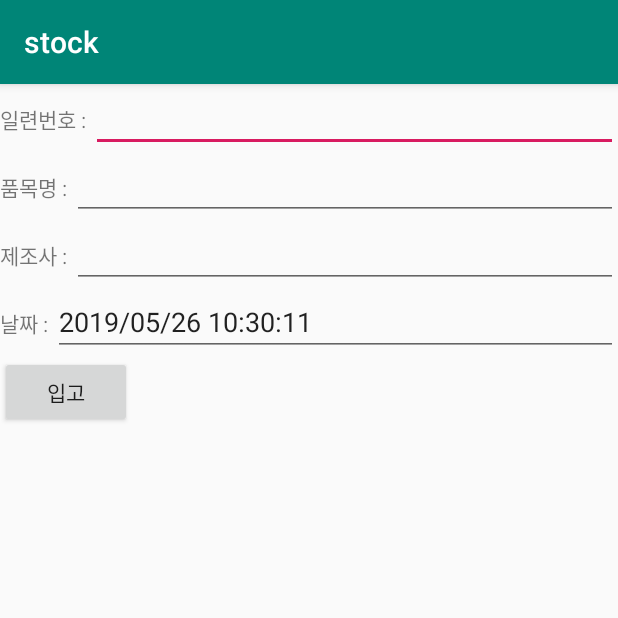
After one commit to doozi316/stock, an Android app: the AddActivity screen opened directly, with no data from a screen before it, on a phone screen of 412 x 824 dp, the top half of it. The commit adds this screen. Run offline under Robolectric (Android 15) with nearby library versions, the phone set to English and light mode, and no system bars; our stand-ins replace Volley; network calls fail; 1 statement that could not run was skipped.

Commit message:
입고 페이지 및 클래스 생성

```diff
--- a/app/src/main/AndroidManifest.xml
+++ b/app/src/main/AndroidManifest.xml
@@ -32,6 +32,7 @@
         <activity android:name=".CustomScannerActivity"></activity>
         <activity android:name=".ScanActivity"></activity>
         <activity android:name=".ManagementActivity"></activity>
+        <activity android:name=".AddActivity"></activity>
     </application>
 
 </manifest>
--- /dev/null
+++ b/app/src/main/java/com/example/ijangmin/stock/AddActivity.java
@@ -0,0 +1,128 @@
+package com.example.ijangmin.stock;
+
+import android.content.Intent;
+import android.os.Bundle;
+import android.support.annotation.Nullable;
+import android.support.v7.app.AlertDialog;
+import android.support.v7.app.AppCompatActivity;
+import android.view.View;
+import android.widget.Button;
+import android.widget.EditText;
+import android.widget.Toast;
+
+import com.android.volley.RequestQueue;
+import com.android.volley.Response;
+import com.android.volley.toolbox.Volley;
+
+import org.json.JSONException;
+import org.json.JSONObject;
+
+import java.sql.Date;
+import java.text.SimpleDateFormat;
+
+/**
+ * Created by user on 2019-05-26.
+ */
+
+public class AddActivity extends AppCompatActivity {
+
+    // 현재시간을 msec 으로 구한다.
+    long now = System.currentTimeMillis();
+    // 현재시간을 date 변수에 저장한다.
+    Date date = new Date(now);
+    // 시간을 나타냇 포맷을 정한다 ( yyyy/MM/dd 같은 형태로 변형 가능 )
+    SimpleDateFormat sdfNow = new SimpleDateFormat("yyyy/MM/dd HH:mm:ss");
+    // nowDate 변수에 값을 저장한다.
+    String formatDate = sdfNow.format(date);
+
+
+
+    protected void onCreate(@Nullable Bundle savedInstanceState) {
+        super.onCreate(savedInstanceState);
+        setContentView(R.layout.activity_add);
+
+        final EditText pNum =(EditText)findViewById(R.id.pNum);
+        final EditText setDate = (EditText)findViewById(R.id.setDate);
+        final EditText pName = (EditText)findViewById(R.id.pName);
+        final EditText pManu = (EditText)findViewById(R.id.pManu);
+        Button addBtn = (Button)findViewById(R.id.addBtn);
+        setDate.setText(formatDate);
+
+        Intent intent2 = getIntent();
+
+        String re = intent2.getExtras().getString("re");
+        pNum.setText(re);
+
+        addBtn.setOnClickListener(new View.OnClickListener() {
+            @Override
+            public void onClick(View view) {
+                String productNum = pNum.getText().toString();
+                String productName = pName.getText().toString();
+                String productManu = pManu.getText().toString();
+                String productDate = setDate.getText().toString();
+
+
+                //4. 콜백 처리부분(volley 사용을 위한 ResponseListener 구현 부분)
+                Response.Listener<String> responseListener = new Response.Listener<String>(){
+
+                    //서버로부터 여기서 데이터를 받음
+                    @Override
+                    public void onResponse(String response) {
+                        try {
+                            //서버로부터 받는 데이터는 JSON타입의 객체이다.
+                            JSONObject jsonResponse = new JSONObject(response);
+                            //그중 Key값이 "success"인 것을 가져온다.
+                            boolean success = jsonResponse.getBoolean("success");
+
+                            //저장 성공시 success값이 true임
+                            if(success){
+
+                                Toast.makeText(getApplicationContext(), "success", Toast.LENGTH_SHORT).show();
+
+                                //알림상자를 만들어서 보여줌
+                                AlertDialog.Builder builder = new AlertDialog.Builder(AddActivity.this);
+                                builder.setMessage("Add success!!")
+                                        .setPositiveButton("ok", null)
+                                        .create()
+                                        .show();
+
+                                //그리고 첫화면으로 돌아감
+                                Intent intent = new Intent(AddActivity.this, MainActivity.class);
+                               AddActivity.this.startActivity(intent);
+
+                            }
+                            //저장 실패시 success값이 false임
+                            else{
+                                Toast.makeText(getApplicationContext(), "fail", Toast.LENGTH_SHORT).show();
+
+                                //알림상자를 만들어서 보여줌
+                                AlertDialog.Builder builder = new AlertDialog.Builder(AddActivity.this);
+                                builder.setMessage("Add fail!!")
+                                        .setNegativeButton("ok", null)
+                                        .create()
+                                        .show();
+
+                            }
+
+                        }catch(JSONException e){
+                            e.printStackTrace();
+                        }
+
+                    }
+                };//responseListener 끝
+
+                //volley 사용법
+                //1. RequestObject를 생성한다. 이때 서버로부터 데이터를 받을 responseListener를 반드시 넘겨준다.
+                AddRequest addRequest = new AddRequest(productName, productNum, productManu, productDate, responseListener);
+                //2. RequestQueue를 생성한다.
+                RequestQueue queue = Volley.newRequestQueue(AddActivity.this);
+                //3. RequestQueue에 RequestObject를 넘겨준다.
+                queue.add(addRequest);
+
+            }
+        });
+    }
+
+
+
+}
--- /dev/null
+++ b/app/src/main/res/layout/activity_add.xml
@@ -0,0 +1,74 @@
+<?xml version="1.0" encoding="utf-8"?>
+<LinearLayout
+    xmlns:android="http://schemas.android.com/apk/res/android" android:layout_width="match_parent"
+    android:layout_height="match_parent"
+    android:orientation="vertical">
+
+    <LinearLayout
+        android:layout_width="match_parent"
+        android:layout_height="wrap_content"
+        >
+
+    <TextView
+        android:layout_width="wrap_content"
+        android:layout_height="wrap_content"
+        android:text="일련번호 : "/>
+
+    <EditText
+        android:layout_width="match_parent"
+        android:layout_height="wrap_content"
+        android:id="@+id/pNum"/>
+    </LinearLayout>
+
+    <LinearLayout
+        android:layout_width="match_parent"
+        android:layout_height="wrap_content"
+        >
+
+        <TextView
+            android:layout_width="wrap_content"
+            android:layout_height="wrap_content"
+            android:text="품목명 : "/>
+
+        <EditText
+            android:layout_width="match_parent"
+            android:layout_height="wrap_content"
+            android:id="@+id/pName"/>
+    </LinearLayout>
+    <LinearLayout
+        android:layout_width="match_parent"
+        android:layout_height="wrap_content"
+        >
+
+        <TextView
+            android:layout_width="wrap_content"
+            android:layout_height="wrap_content"
+            android:text="제조사 : "/>
+
+        <EditText
+            android:layout_width="match_parent"
+            android:layout_height="wrap_content"
+            android:id="@+id/pManu"/>
+    </LinearLayout>
+    <LinearLayout
+        android:layout_width="match_parent"
+        android:layout_height="wrap_content"
+        >
+
+        <TextView
+            android:layout_width="wrap_content"
+            android:layout_height="wrap_content"
+            android:text="날짜 : "/>
+
+        <EditText
+            android:layout_width="match_parent"
+            android:layout_height="wrap_content"
+            android:id="@+id/setDate"/>
+    </LinearLayout>
+
+    <Button
+        android:layout_width="wrap_content"
+        android:layout_height="wrap_content"
+        android:id="@+id/addBtn"
+        android:text="입고"/>
+</LinearLayout>
```
Also changed, not shown: app/src/main/java/com/example/ijangmin/stock/AddRequest.java (added, +36 -0 lines), app/src/main/java/com/example/ijangmin/stock/BackPressCloseHandler.java (added, +34 -0 lines), app/src/main/java/com/example/ijangmin/stock/ScanActivity.java (+6 -1 lines).
